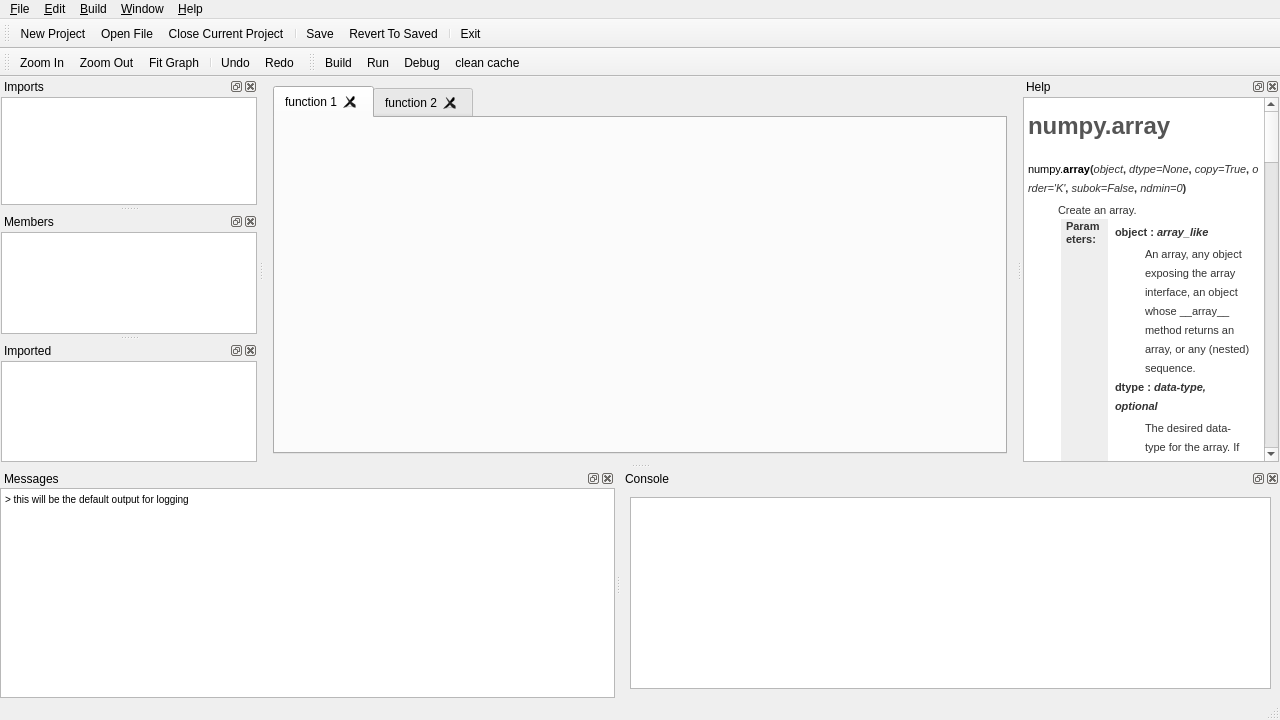
Before: the Qt Designer form mainwindow.ui in yasseerr/Visual-Blueprint, drawn with Qt 5.
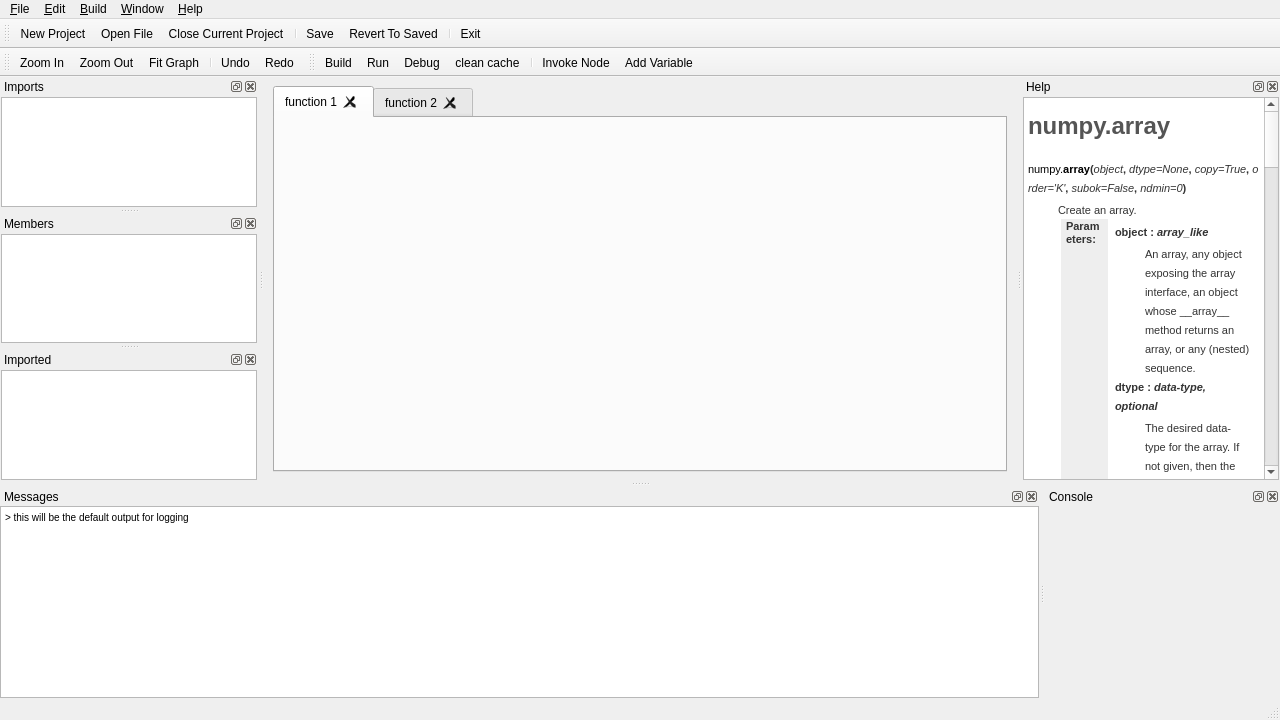
After: the same form once the commit is applied. Icons and pictures are not drawn.

Commit message: adding classes/functions/modules to graph node selection

```diff
--- a/mainwindow.ui
+++ b/mainwindow.ui
@@ -320,11 +320,7 @@
     <number>8</number>
    </attribute>
    <widget class="QWidget" name="consoleWidgetContents">
-    <layout class="QVBoxLayout" name="verticalLayout_6">
-     <item>
-      <widget class="QTreeView" name="tmpTreeView"/>
-     </item>
-    </layout>
+    <layout class="QVBoxLayout" name="verticalLayout_6"/>
    </widget>
   </widget>
   <widget class="QDockWidget" name="modulesDockWidget">
@@ -466,6 +462,9 @@
    <addaction name="action_Run"/>
    <addaction name="action_Debug"/>
    <addaction name="actionclean_cache"/>
+   <addaction name="separator"/>
+   <addaction name="actionopen_Node_Selection"/>
+   <addaction name="actionAdd_Variable"/>
   </widget>
   <widget class="QDockWidget" name="importedDockWidget">
    <property name="windowTitle">
@@ -663,7 +662,10 @@
   </action>
   <action name="actionopen_Node_Selection">
    <property name="text">
-    <string>open Node Selection</string>
+    <string>Invoke Node</string>
+   </property>
+   <property name="toolTip">
+    <string>Invoke Node</string>
    </property>
    <property name="shortcut">
     <string>Space</string>
```
Left out of the diff: 19 changed lines with no effect on the pictures. The commit also changes 6 other files.
